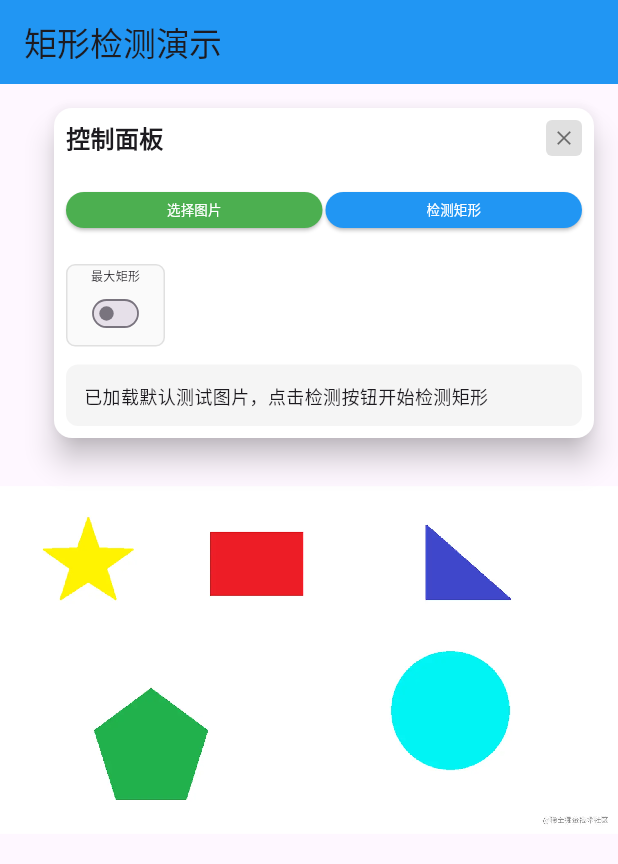
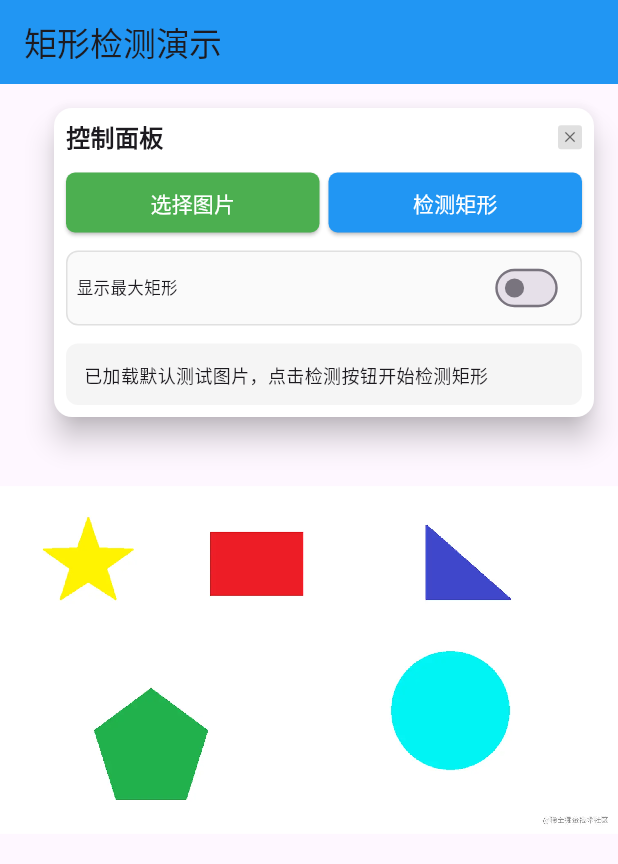
Before and after one commit to bambang/rectangle_detector, a Flutter app: the screen it shows after launch, after a tap on the "settings" icon, on a phone screen of 412 x 824 dp. Shown: the top 864 px of the screen. Run offline on Flutter 3.47's test engine with Material 3 defaults, Android fonts, the phone set to English and light mode, and no system bars; our stand-ins replace image_picker, plugin_platform_interface.

Commit message:
fix demo

```diff
--- a/example/lib/main.dart
+++ b/example/lib/main.dart
@@ -292,6 +292,8 @@ class _RectangleDetectorDemoState extends State<RectangleDetectorDemo> {
           mainAxisAlignment: MainAxisAlignment.spaceBetween,
           children: [
             const Flexible(
+              child: FittedBox(
+                fit: BoxFit.scaleDown,
                 child: Text(
                   '控制面板',
                   style: TextStyle(
@@ -301,6 +303,7 @@ class _RectangleDetectorDemoState extends State<RectangleDetectorDemo> {
                   overflow: TextOverflow.ellipsis,
                 ),
               ),
+            ),
             GestureDetector(
               onTap: () {
                 setState(() {
@@ -308,15 +311,15 @@ class _RectangleDetectorDemoState extends State<RectangleDetectorDemo> {
                 });
               },
               child: Container(
-                width: 24,
-                height: 24,
+                width: 16,
+                height: 16,
                 decoration: BoxDecoration(
                   color: Colors.grey[300],
-                  borderRadius: BorderRadius.circular(4),
+                  borderRadius: BorderRadius.circular(2),
                 ),
                 child: const Icon(
                   Icons.close,
-                  size: 16,
+                  size: 12,
                   color: Colors.black54,
                 ),
               ),
@@ -326,42 +329,56 @@ class _RectangleDetectorDemoState extends State<RectangleDetectorDemo> {
         const SizedBox(height: 12),
 
         // 按钮区域
-        Row(
+        LayoutBuilder(
+          builder: (context, constraints) {
+            // 根据可用宽度计算按钮高度，保持合理的宽高比
+            double buttonHeight = (constraints.maxWidth * 0.15).clamp(24.0, 40.0);
+
+            return Row(
               children: [
                 Expanded(
+                  child: SizedBox(
+                    height: buttonHeight,
                     child: ElevatedButton(
                       onPressed: _pickImage,
                       style: ElevatedButton.styleFrom(
                         backgroundColor: Colors.green,
                         foregroundColor: Colors.white,
-                  padding: const EdgeInsets.symmetric(vertical: 3, horizontal: 1),
-                  minimumSize: const Size(0, 24),
+                        padding: const EdgeInsets.symmetric(vertical: 4, horizontal: 8),
+                        shape: RoundedRectangleBorder(
+                          borderRadius: BorderRadius.circular(6),
+                        ),
                       ),
                       child: const FittedBox(
                         fit: BoxFit.scaleDown,
                         child: Text(
                           '选择图片',
-                    style: TextStyle(fontSize: 9),
+                          style: TextStyle(fontSize: 14),
                         ),
                       ),
                     ),
                   ),
-            const SizedBox(width: 2),
+                ),
+                const SizedBox(width: 6),
                 Expanded(
+                  child: SizedBox(
+                    height: buttonHeight,
                     child: ElevatedButton(
                       onPressed: _isDetecting || _image == null ? null : _detectRectangles,
                       style: ElevatedButton.styleFrom(
                         backgroundColor: Colors.blue,
                         foregroundColor: Colors.white,
-                  padding: const EdgeInsets.symmetric(vertical: 3, horizontal: 1),
-                  minimumSize: const Size(0, 24),
+                        padding: const EdgeInsets.symmetric(vertical: 4, horizontal: 8),
+                        shape: RoundedRectangleBorder(
+                          borderRadius: BorderRadius.circular(6),
+                        ),
                       ),
                       child: _isDetecting
-                    ? const SizedBox(
-                        width: 12,
-                        height: 12,
-                        child: CircularProgressIndicator(
-                          strokeWidth: 1.0,
+                          ? SizedBox(
+                              width: buttonHeight * 0.4,
+                              height: buttonHeight * 0.4,
+                              child: const CircularProgressIndicator(
+                                strokeWidth: 2.0,
                                 color: Colors.white,
                               ),
                             )
@@ -369,36 +386,38 @@ class _RectangleDetectorDemoState extends State<RectangleDetectorDemo> {
                               fit: BoxFit.scaleDown,
                               child: Text(
                                 '检测矩形',
-                          style: TextStyle(fontSize: 9),
+                                style: TextStyle(fontSize: 14),
+                              ),
                             ),
                     ),
                   ),
                 ),
               ],
+            );
+          },
         ),
         const SizedBox(height: 12),
 
         // 显示选项开关
         Container(
-          padding: const EdgeInsets.symmetric(horizontal: 2, vertical: 1),
+          padding: const EdgeInsets.symmetric(horizontal: 6, vertical: 4),
           decoration: BoxDecoration(
             color: Colors.grey[50],
-            borderRadius: BorderRadius.circular(6),
+            borderRadius: BorderRadius.circular(8),
             border: Border.all(color: Colors.grey[300]!),
           ),
-          child: Column(
-            crossAxisAlignment: CrossAxisAlignment.center,
+          child: Row(
+            mainAxisAlignment: MainAxisAlignment.spaceBetween,
             children: [
-              FittedBox(
-                fit: BoxFit.scaleDown,
+              const Expanded(
                 child: Text(
-                  '最大矩形',
-                  style: const TextStyle(fontSize: 8),
-                  textAlign: TextAlign.center,
+                  '显示最大矩形',
+                  style: TextStyle(fontSize: 11),
+                  overflow: TextOverflow.ellipsis,
                 ),
               ),
               Transform.scale(
-                scale: 0.6,
+                scale: 0.8,
                 child: Switch(
                   value: _showOnlyLargestRectangle,
                   onChanged: (value) {
```
Lines whose indentation alone changed are shown as unchanged.
